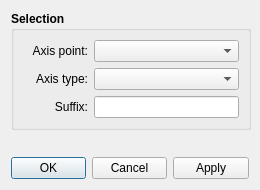
This is src/libs/vtools/dialogs/tools/dialogmirrorbyaxis.ui in FashionFreedom/Seamly2D as Qt 5 draws it before an edit. The edited form follows.
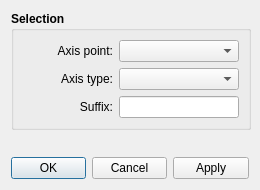
This is the edited form.

Patch:
```diff
--- a/src/libs/vtools/dialogs/tools/dialogmirrorbyaxis.ui
+++ b/src/libs/vtools/dialogs/tools/dialogmirrorbyaxis.ui
@@ -37,7 +37,6 @@
      <property name="font">
       <font>
        <pointsize>9</pointsize>
-       <weight>75</weight>
        <bold>true</bold>
       </font>
      </property>
@@ -47,18 +46,20 @@
      <layout class="QVBoxLayout" name="verticalLayout_2">
       <item>
        <layout class="QFormLayout" name="formLayout">
+        <property name="labelAlignment">
+         <set>Qt::AlignRight|Qt::AlignTrailing|Qt::AlignVCenter</set>
+        </property>
         <item row="0" column="0">
          <widget class="QLabel" name="originPoint_Label">
           <property name="minimumSize">
            <size>
-            <width>65</width>
+            <width>90</width>
             <height>0</height>
            </size>
           </property>
           <property name="font">
            <font>
             <pointsize>9</pointsize>
-            <weight>50</weight>
             <bold>false</bold>
            </font>
           </property>
@@ -74,14 +75,13 @@
          <widget class="QComboBox" name="originPoint_ComboBox">
           <property name="minimumSize">
            <size>
-            <width>0</width>
+            <width>80</width>
             <height>0</height>
            </size>
           </property>
           <property name="font">
            <font>
             <pointsize>9</pointsize>
-            <weight>50</weight>
             <bold>false</bold>
            </font>
           </property>
@@ -91,14 +91,13 @@
          <widget class="QLabel" name="suffix_Label">
           <property name="minimumSize">
            <size>
-            <width>65</width>
+            <width>90</width>
             <height>0</height>
            </size>
           </property>
           <property name="font">
            <font>
             <pointsize>9</pointsize>
-            <weight>50</weight>
             <bold>false</bold>
            </font>
           </property>
@@ -114,14 +113,13 @@
          <widget class="QLineEdit" name="suffix_LineEdit">
           <property name="minimumSize">
            <size>
-            <width>0</width>
+            <width>80</width>
             <height>0</height>
            </size>
           </property>
           <property name="font">
            <font>
             <pointsize>9</pointsize>
-            <weight>50</weight>
             <bold>false</bold>
            </font>
           </property>
@@ -131,14 +129,13 @@
          <widget class="QLabel" name="axisType_Label">
           <property name="minimumSize">
            <size>
-            <width>65</width>
+            <width>90</width>
             <height>0</height>
            </size>
           </property>
           <property name="font">
            <font>
             <pointsize>9</pointsize>
-            <weight>50</weight>
             <bold>false</bold>
            </font>
           </property>
@@ -154,14 +151,13 @@
          <widget class="QComboBox" name="axisType_ComboBox">
           <property name="minimumSize">
            <size>
-            <width>0</width>
+            <width>80</width>
             <height>0</height>
            </size>
           </property>
           <property name="font">
            <font>
             <pointsize>9</pointsize>
-            <weight>50</weight>
             <bold>false</bold>
            </font>
           </property>
```
